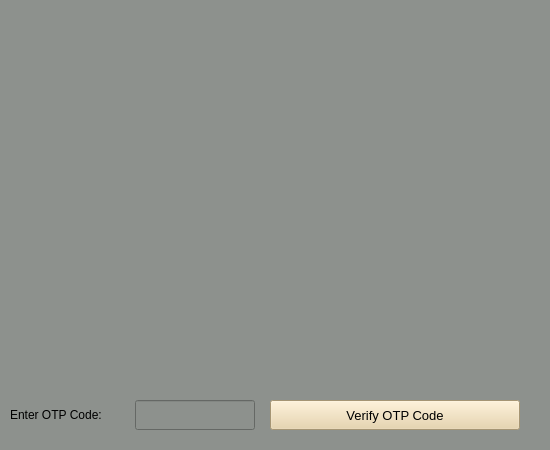
First picture: the form in qrpopup.ui, repository dark-anub1s/CyberVault, before the edit.
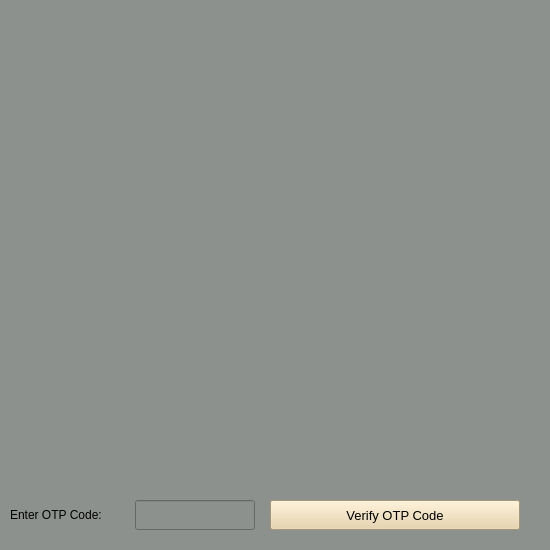
Second picture: the form after the edit.

The edit to the form file:
```diff
--- a/qrpopup.ui
+++ b/qrpopup.ui
@@ -7,13 +7,13 @@
     <x>0</x>
     <y>0</y>
     <width>550</width>
-    <height>450</height>
+    <height>550</height>
    </rect>
   </property>
   <property name="maximumSize">
    <size>
     <width>550</width>
-    <height>450</height>
+    <height>550</height>
    </size>
   </property>
   <property name="windowTitle">
@@ -28,13 +28,13 @@
      <x>50</x>
      <y>10</y>
      <width>450</width>
-     <height>350</height>
+     <height>450</height>
     </rect>
    </property>
    <property name="maximumSize">
     <size>
      <width>450</width>
-     <height>350</height>
+     <height>450</height>
     </size>
    </property>
    <property name="text">
@@ -48,7 +48,7 @@
    <property name="geometry">
     <rect>
      <x>10</x>
-     <y>400</y>
+     <y>500</y>
      <width>115</width>
      <height>30</height>
     </rect>
@@ -66,7 +66,7 @@
    <property name="geometry">
     <rect>
      <x>135</x>
-     <y>400</y>
+     <y>500</y>
      <width>120</width>
      <height>30</height>
     </rect>
@@ -81,7 +81,7 @@
    <property name="geometry">
     <rect>
      <x>270</x>
-     <y>400</y>
+     <y>500</y>
      <width>250</width>
      <height>30</height>
     </rect>
```
